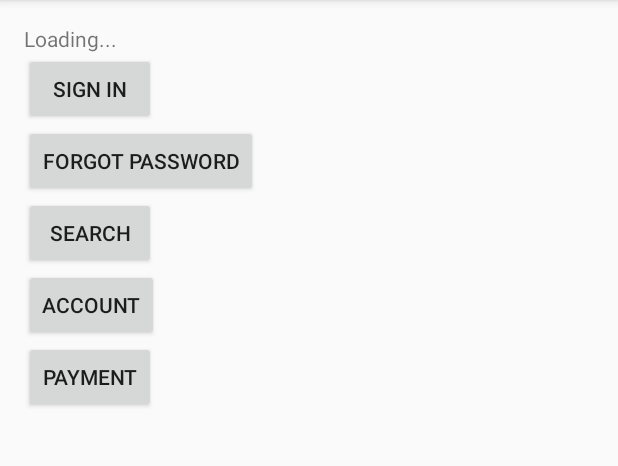
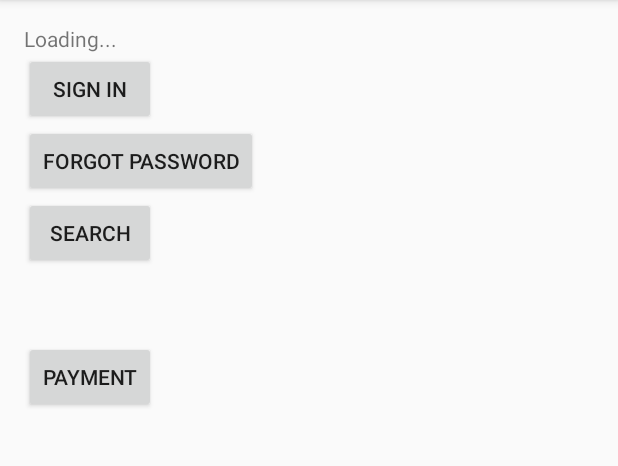
Before and after one commit to baarian13/ParkHere_new, an Android app: the screen it shows after launch (MainActivity), on a phone screen of 412 x 824 dp, the part 84-550 px from its top. Run offline under Robolectric (Android 15) with nearby library versions, the phone set to English and light mode, and no system bars.

Commit message:
Clean up main page
Removes button to account page

```diff
--- a/app/src/main/java/com/lazeebear/parkhere/MainActivity.java
+++ b/app/src/main/java/com/lazeebear/parkhere/MainActivity.java
@@ -38,7 +38,7 @@ public class MainActivity extends AppCompatActivity {
     private void setButtonsToVisible() {
         (findViewById(R.id.mainpage_sign_in_button)).setVisibility(View.VISIBLE);
         (findViewById(R.id.mainpage_search_button)).setVisibility(View.VISIBLE);
-        (findViewById(R.id.mainpage_account_button)).setVisibility(View.VISIBLE);
+        //(findViewById(R.id.mainpage_account_button)).setVisibility(View.VISIBLE);
         (findViewById(R.id.mainpage_payment_button)).setVisibility(View.VISIBLE);
         (findViewById(R.id.mainpage_forgot_pasword_button)).setVisibility(View.VISIBLE);
     }
```
